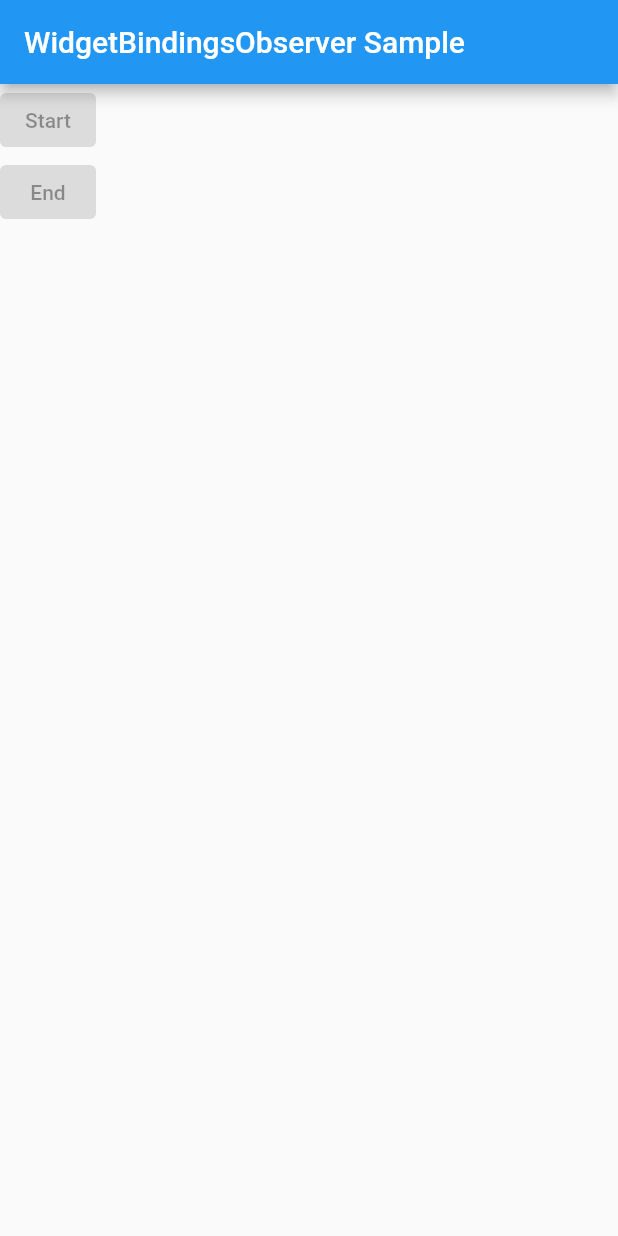
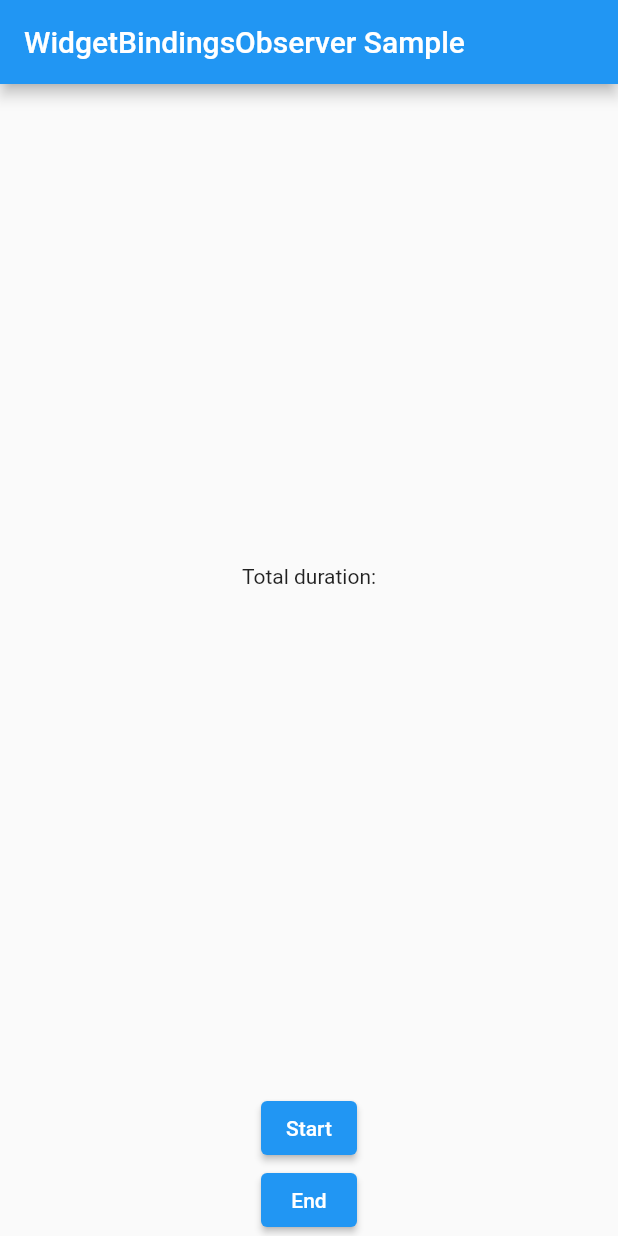
Before and after one commit to Jeluchez/flutter-practices, a Flutter app: the screen it shows after launch, on a phone screen of 412 x 824 dp. Run offline on Flutter 3.47's test engine with Material 2 defaults, Android fonts, the phone set to English and light mode, and no system bars; our stand-ins replace flutter_form_builder, flutter_svg, form_builder_validators, js; missing offline and left inert: dart:js.

Commit message:
add parcial duration

```diff
--- a/other/life_cicle_state/lib/main.dart
+++ b/other/life_cicle_state/lib/main.dart
@@ -1,3 +1,5 @@
+import 'dart:developer';
+
 import 'package:flutter/material.dart';
 import 'package:life_cicle_state/cycle_timer.dart';
 
@@ -38,6 +40,7 @@ class _WidgetBindingsObserverSampleState
 
   late DateTime? _startTime, _endTime;
   final List<CycleTimer> cycleTimerList = [];
+  late String _totalDuration = '';
 
   String getFacetecProcessDuration() {
     Duration pacialDuration = const Duration(seconds: 0);
@@ -60,7 +63,8 @@ class _WidgetBindingsObserverSampleState
       pacialDuration += currentCT.start!.difference(beforeCT.end!);
     }
 
-    totalDuration += _startTime!.difference(cycleTimerList.last.end!);
+    totalDuration =
+        pacialDuration + _endTime!.difference(cycleTimerList.last.end!);
 
     return totalDuration.toString();
   }
@@ -71,20 +75,25 @@ class _WidgetBindingsObserverSampleState
     if (state == AppLifecycleState.paused) {
       cycleTimer.start = DateTime.now();
       cycleTimerList.add(cycleTimer);
+      log('******cycle: ${cycleTimerList.length} ******');
+      log('Paused: ${cycleTimer.start}');
     }
     if (state == AppLifecycleState.resumed) {
       cycleTimerList.last.end = DateTime.now();
+      log('Resumed: ${cycleTimerList.last.end}');
     }
   }
 
   onStart() {
     _startTime = DateTime.now();
+    log('Start Duration: $_startTime');
   }
 
   onEnd() {
     _endTime = DateTime.now();
-
-    getFacetecProcessDuration();
+    log('end duration: $_endTime');
+    _totalDuration = getFacetecProcessDuration();
+    setState(() {});
   }
 
   @override
@@ -95,17 +104,28 @@ class _WidgetBindingsObserverSampleState
 
   @override
   Widget build(BuildContext context) {
-    return Column(
+    return Center(
+      child: Column(
         children: [
+          Expanded(
+            child: Column(
+              mainAxisAlignment: MainAxisAlignment.center,
+              children: [
+                Text('Total duration:'),
+                Text(_totalDuration),
+              ],
+            ),
+          ),
           ElevatedButton(
-          onPressed: onStart(),
+            onPressed: onStart,
             child: Text('Start'),
           ),
           ElevatedButton(
-          onPressed: onStart(),
+            onPressed: onEnd,
             child: Text('End'),
           )
         ],
+      ),
     );
   }
 }
```
Lines whose indentation alone changed are shown as unchanged.
